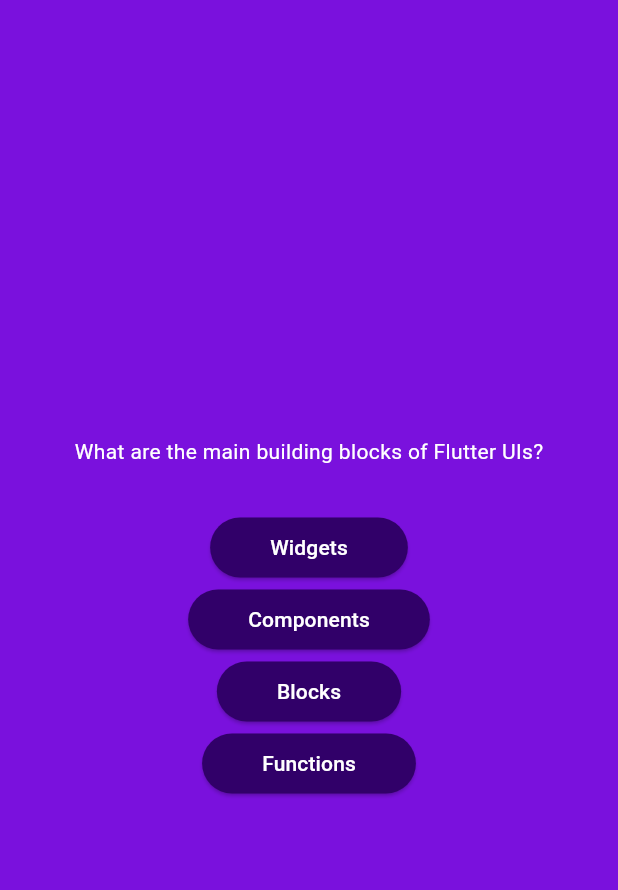
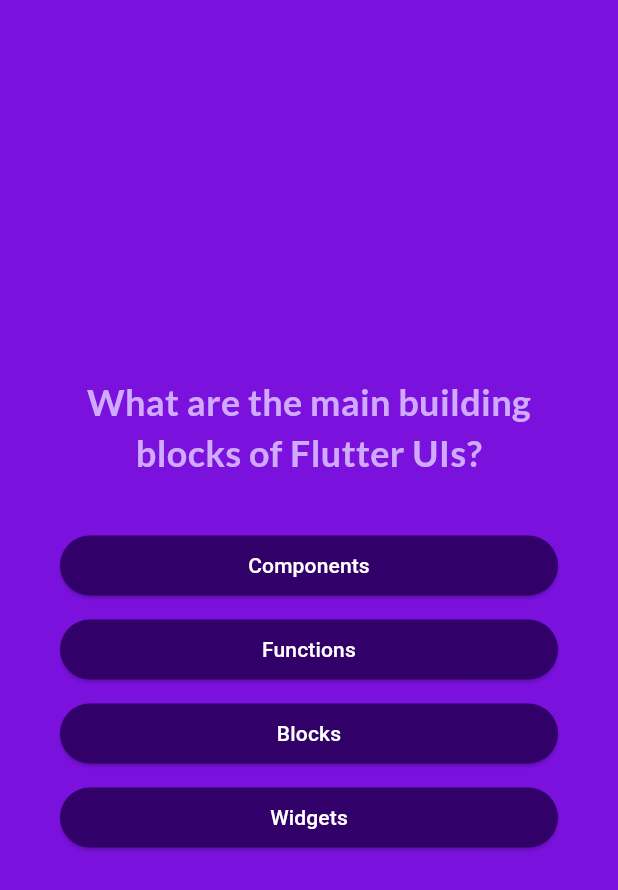
Before and after one commit to GuiKrause/quiz, a Flutter app: the screen it shows after launch, after a tap on "Start Quiz", on a phone screen of 412 x 824 dp. Shown: the top 890 px of the screen. Run offline on Flutter 3.47's test engine with Material 3 defaults, Android fonts, the phone set to English and light mode, and no system bars; our stand-ins replace google_fonts.

Commit message:
Added change current index function to questions_screen

```diff
--- a/lib/awnser_button.dart
+++ b/lib/awnser_button.dart
@@ -9,14 +9,20 @@ class AwnserButton extends StatelessWidget {
 
   @override
   Widget build(BuildContext context) {
-    return ElevatedButton(
-      onPressed: onTap,
-      style: ElevatedButton.styleFrom(
-        padding: const EdgeInsets.symmetric(vertical: 10, horizontal: 40),
-        backgroundColor: const Color.fromARGB(255, 49, 0, 105),
-        foregroundColor: Colors.white,
+    return Container(
+      margin: const EdgeInsetsDirectional.symmetric(vertical: 4),
+      child: ElevatedButton(
+        onPressed: onTap,
+        style: ElevatedButton.styleFrom(
+          padding: const EdgeInsets.symmetric(vertical: 10, horizontal: 40),
+          backgroundColor: const Color.fromARGB(255, 49, 0, 105),
+          foregroundColor: Colors.white,
+        ),
+        child: Text(
+          awnserText,
+          textAlign: TextAlign.center,
+        ),
       ),
-      child: Text(awnserText),
     );
   }
 }
--- a/lib/models/quiz_question.dart
+++ b/lib/models/quiz_question.dart
@@ -3,4 +3,10 @@ class QuizQuestion {
 
   final String text;
   final List<String> awnsers;
+
+  List<String> getShuffledList() {
+    final shuffledList = List.of(awnsers);
+    shuffledList.shuffle();
+    return shuffledList;
+  }
 }
--- a/lib/questions_screen.dart
+++ b/lib/questions_screen.dart
@@ -1,6 +1,7 @@
 import 'package:flutter/material.dart';
 import 'package:quiz/awnser_button.dart';
 import 'package:quiz/data/questions.dart';
+import 'package:google_fonts/google_fonts.dart';
 
 class QuestionsScreen extends StatefulWidget {
   const QuestionsScreen({super.key});
@@ -12,29 +13,43 @@ class QuestionsScreen extends StatefulWidget {
 }
 
 class _QuestionsScreenState extends State<QuestionsScreen> {
+  var currentAwnserQuestion = 0;
+
+  void awnserQuestion() {
+    setState(() {
+      currentAwnserQuestion++;
+    });
+  }
+
   @override
   Widget build(context) {
-
-    final currentQuestion = questions[0];
+    final currentQuestion = questions[currentAwnserQuestion];
 
     return SizedBox(
       width: double.infinity,
+      child: Container(
+        margin: const EdgeInsets.all(40),
         child: Column(
           mainAxisAlignment: MainAxisAlignment.center,
+          crossAxisAlignment: CrossAxisAlignment.stretch,
           children: [
             Text(
               currentQuestion.text,
-            style: const TextStyle(
-              color: Colors.white,
+              style: GoogleFonts.lato(
+                color: const Color.fromARGB(255, 208, 170, 255),
+                fontSize: 24,
+                fontWeight: FontWeight.bold,
               ),
+              textAlign: TextAlign.center,
             ),
             const SizedBox(
               height: 30,
             ),
-          ...currentQuestion.awnsers.map((awnser) {
-            return AwnserButton(awnserText: awnser, onTap: () {});
+            ...currentQuestion.getShuffledList().map((awnser) {
+              return AwnserButton(awnserText: awnser, onTap: awnserQuestion);
             })
           ],
+        ),
       ),
     );
   }
--- a/lib/start_screen.dart
+++ b/lib/start_screen.dart
@@ -1,4 +1,5 @@
 import 'package:flutter/material.dart';
+import 'package:google_fonts/google_fonts.dart';
 
 class StartScreen extends StatelessWidget {
   const StartScreen(this.startQuiz, {super.key});
@@ -19,9 +20,12 @@ class StartScreen extends StatelessWidget {
           const SizedBox(
             height: 80,
           ),
-          const Text(
+          Text(
             "Learn Flutter the fun way!",
-            style: TextStyle(color: Colors.white, fontSize: 24),
+            style: GoogleFonts.lato(
+              color: Colors.white,
+              fontSize: 24,
+            ),
           ),
           const SizedBox(
             height: 30,
--- a/pubspec.yaml
+++ b/pubspec.yaml
@@ -35,6 +35,7 @@ dependencies:
   # The following adds the Cupertino Icons font to your application.
   # Use with the CupertinoIcons class for iOS style icons.
   cupertino_icons: ^1.0.6
+  google_fonts: ^6.2.1
 
 dev_dependencies:
   flutter_test:
```
Also changed, not shown: pubspec.lock, 1 other file. Lines whose indentation alone changed are shown as unchanged.
